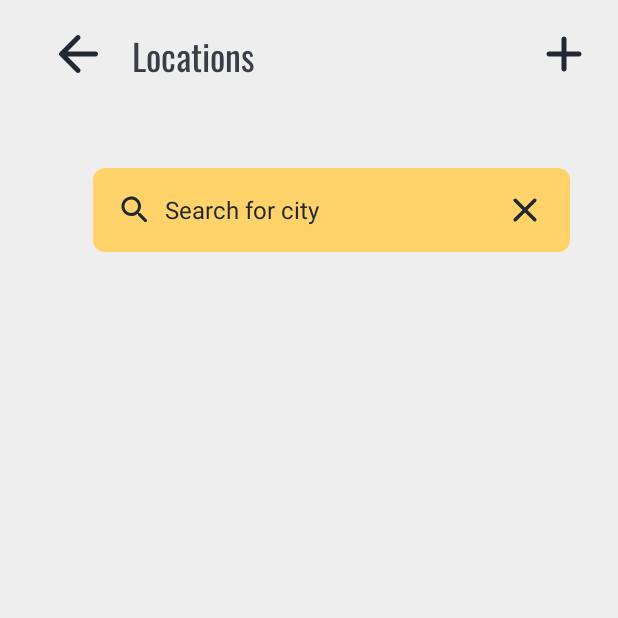
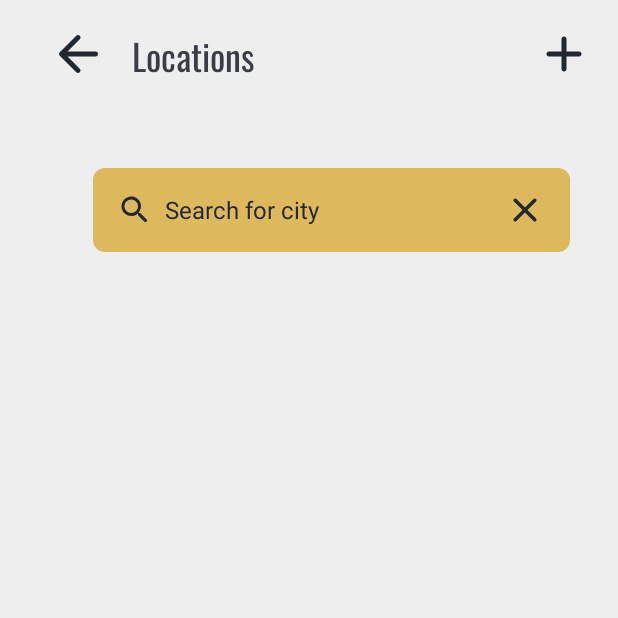
Before and after one commit to JoshLudahl/Warbler-Weather, an Android app: the LocationFragment screen opened through its navigation route, after a tap on an icon or button, on a phone screen of 412 x 824 dp, the top half of it. Run offline under Robolectric (Android 15) with nearby library versions, the phone set to English and light mode, and no system bars; our stand-ins replace Dagger/Hilt's generated code, Room's generated code, data binding; libraries missing offline, so code that uses them is left out: com.patrykandpatrick.vico; network calls fail; Roboto replaces fonts that are not available here; 7 statements that could not run were skipped.

Commit message:
chore: Updated theme colors

```diff
--- a/app/src/main/res/values-night/colors.xml
+++ b/app/src/main/res/values-night/colors.xml
@@ -4,7 +4,7 @@
     <color name="colorSecondary">@color/colorYellow</color>
     <color name="colorPrimaryDark">@color/colorBlack</color>
     <color name="colorAccent">@color/colorLight</color>
-    <color name="colorBackground">@color/colorDark</color>
+    <color name="colorBackground">#282828</color>
     <color name="colorPrimarySwap">@color/colorYellow</color>
     <color name="colorSecondarySwap">@color/colorDarkGray</color>
     <color name="colorTertiarySwap">@color/colorLight</color>
--- a/app/src/main/res/values/colors.xml
+++ b/app/src/main/res/values/colors.xml
@@ -30,7 +30,7 @@
     <color name="colorDarkGray">#393E46</color>
     <color name="colorDark">#222831</color>
     <color name="clickableBox">#040D12</color>
-    <color name="colorYellow">#FFD369</color>
+    <color name="colorYellow">#DEB85C</color>
     <color name="colorLightYellow">#FFF8C9</color>
     <color name="colorLight">#EEEEEE</color>
     <color name="colorGray">#B6BBC4</color>
```
